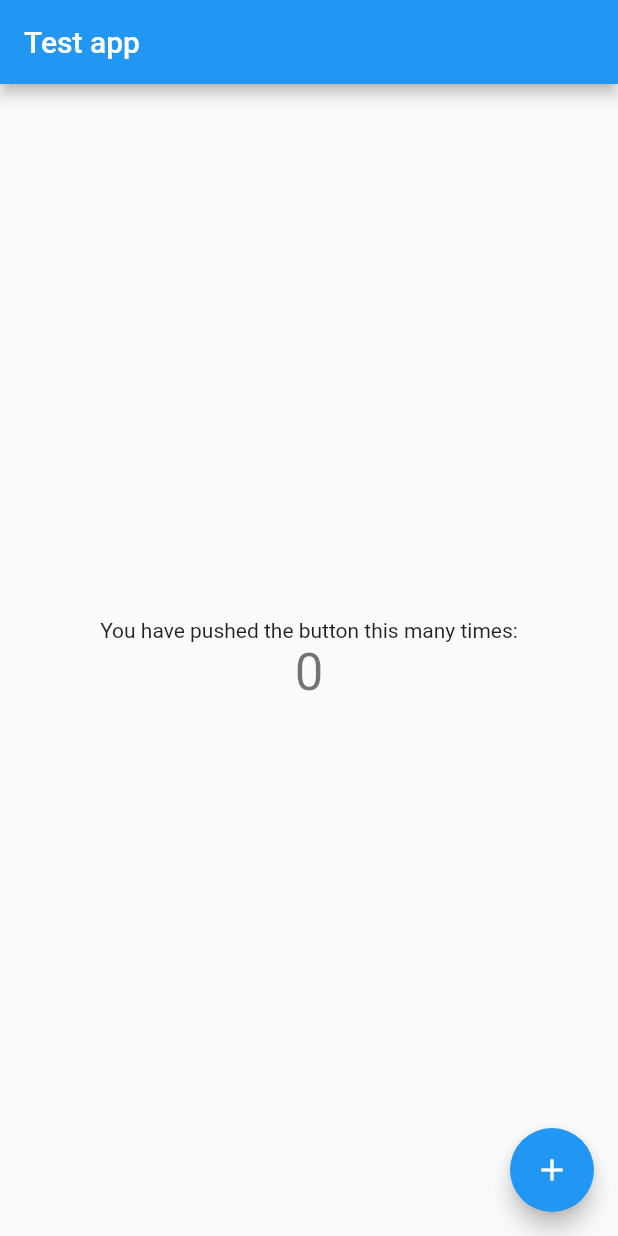
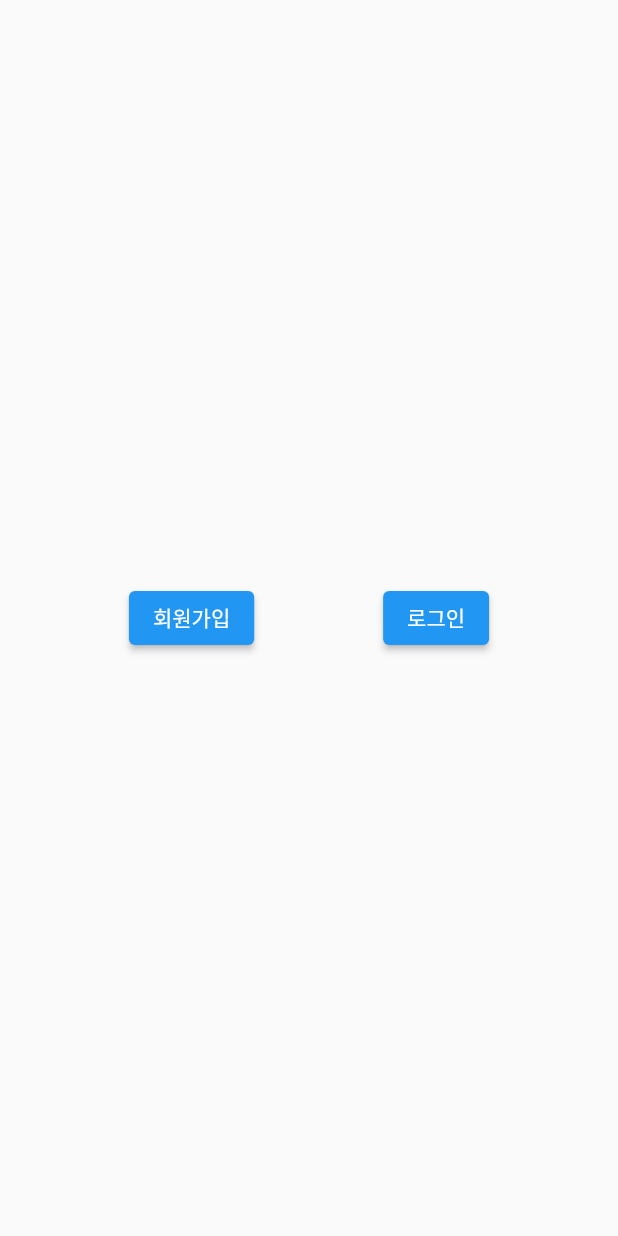
Before and after one commit to HaengSu/Uth, a Flutter app: the screen it shows after launch, on a phone screen of 412 x 824 dp. Run offline on Flutter 3.47's test engine with Material 2 defaults, Android fonts, the phone set to English and light mode, and no system bars.

Commit message:
feature : 디렉토리 추가 중 ...
로그인, 회원가입

```diff
--- a/lib/main.dart
+++ b/lib/main.dart
@@ -10,85 +10,44 @@ class MyApp extends StatelessWidget {
   @override
   Widget build(BuildContext context) {
     return MaterialApp(
-      title: 'Flutter Demo',
       theme: ThemeData(
-
         primarySwatch: Colors.blue,
       ),
-      home: const MyHomePage(title: 'Test app'),
+      home: const SignPage(),
     );
   }
 }
 
-class MyHomePage extends StatefulWidget {
-  const MyHomePage({super.key, required this.title});
-
-
-  final String title;
-
-  @override
-  State<MyHomePage> createState() => _MyHomePageState();
-}
-
-class _MyHomePageState extends State<MyHomePage> {
-  int _counter = 0;
-
-  void _incrementCounter() {
-    setState(() {
-
-      _counter++;
-    });
-  }
+class SignPage extends StatelessWidget {
+  const SignPage({super.key});
 
   @override
   Widget build(BuildContext context) {
-    // This method is rerun every time setState is called, for instance as done
-    // by the _incrementCounter method above.
-    //
-    // The Flutter framework has been optimized to make rerunning build methods
-    // fast, so that you can just rebuild anything that needs updating rather
-    // than having to individually change instances of widgets.
     return Scaffold(
-      appBar: AppBar(
-        // Here we take the value from the MyHomePage object that was created by
-        // the App.build method, and use it to set our appbar title.
-        title: Text(widget.title),
-      ),
       body: Center(
-        // Center is a layout widget. It takes a single child and positions it
-        // in the middle of the parent.
-        child: Column(
-          // Column is also a layout widget. It takes a list of children and
-          // arranges them vertically. By default, it sizes itself to fit its
-          // children horizontally, and tries to be as tall as its parent.
-          //
-          // Invoke "debug painting" (press "p" in the console, choose the
-          // "Toggle Debug Paint" action from the Flutter Inspector in Android
-          // Studio, or the "Toggle Debug Paint" command in Visual Studio Code)
-          // to see the wireframe for each widget.
-          //
-          // Column has various properties to control how it sizes itself and
-          // how it positions its children. Here we use mainAxisAlignment to
-          // center the children vertically; the main axis here is the vertical
-          // axis because Columns are vertical (the cross axis would be
-          // horizontal).
-          mainAxisAlignment: MainAxisAlignment.center,
+        child: Row(
+          mainAxisAlignment: MainAxisAlignment.spaceEvenly,
           children: <Widget>[
-            const Text(
-              'You have pushed the button this many times:',
-            ),
-            Text(
-              '$_counter',
-              style: Theme.of(context).textTheme.headlineMedium,
-            ),
+            ElevatedButton(onPressed: () {
+              moveToSelectedPage(SigIn.signUp);
+            }, child: Text("회원가입"),),
+
+            ElevatedButton(onPressed: () {
+              moveToSelectedPage(SigIn.signIn);
+            }, child: Text("로그인"),)
           ],
         ),
       ),
-      floatingActionButton: FloatingActionButton(
-        onPressed: _incrementCounter,
-        tooltip: 'Increment',
-        child: const Icon(Icons.add),
-      ), // This trailing comma makes auto-formatting nicer for build methods.
     );
   }
+
+  void moveToSelectedPage(SigIn type) {
+
+  }
 }
+
+
+enum SigIn {
+  signIn,
+  signUp
+}
```
Also changed, not shown: lib/screens/sign/SignIn.dart (added), lib/screens/sign/SignUp.dart (added).
